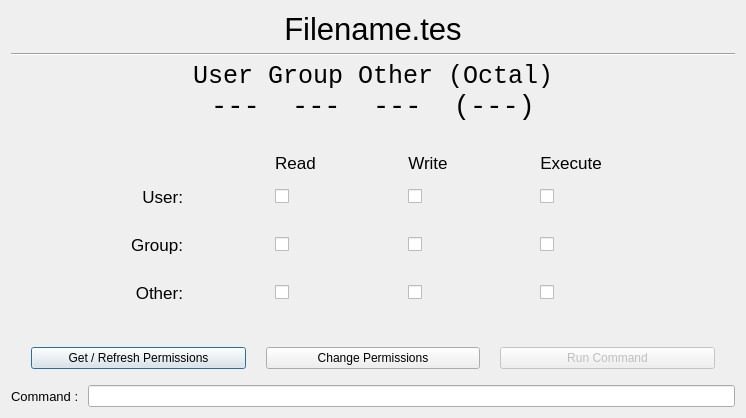
codaloc/PermissionManager, file qtpermui.ui: the form before one commit.
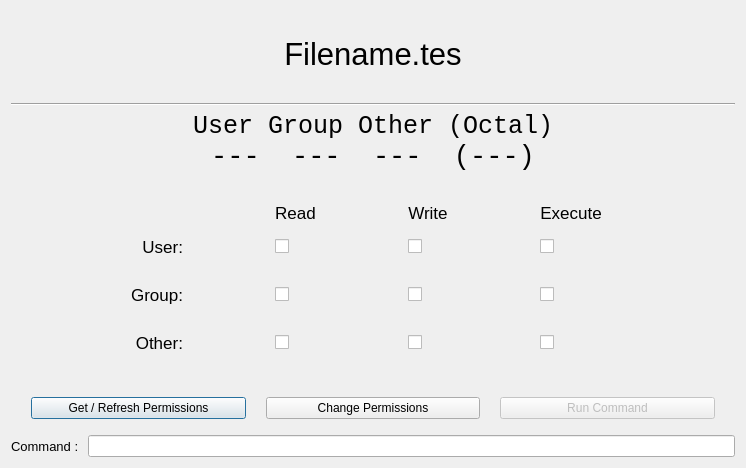
The form after the commit.

Commit message: transitioned readme from tk to qt

Diff of the .ui file:
```diff
--- a/qtpermui.ui
+++ b/qtpermui.ui
@@ -6,8 +6,8 @@
    <rect>
     <x>0</x>
     <y>0</y>
-    <width>740</width>
-    <height>408</height>
+    <width>744</width>
+    <height>468</height>
    </rect>
   </property>
   <property name="sizePolicy">
```
Left out of the diff: 2 changed lines with no effect on the pictures. The commit also changes 2 other files.
